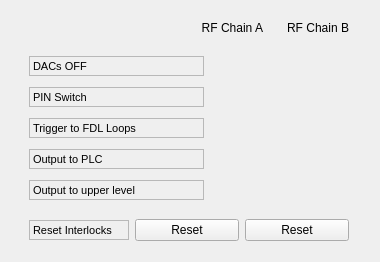
The window that src/llrfgui/widgets/itckoutdiag/ui/ItckOutDiag.ui (amilan/app-maxiv-llrfexpert) describes before a commit, drawn with Qt 5.
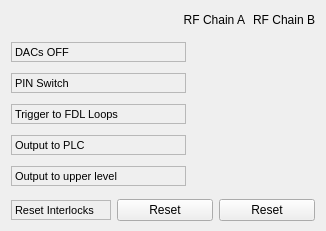
The same window after the commit. Custom widgets are drawn as their Qt base class.

Commit message:
Scrollable area added.
An scroll area has been added to each widget.

```diff
--- a/src/llrfgui/widgets/itckoutdiag/ui/ItckOutDiag.ui
+++ b/src/llrfgui/widgets/itckoutdiag/ui/ItckOutDiag.ui
@@ -6,14 +6,38 @@
    <rect>
     <x>0</x>
     <y>0</y>
-    <width>380</width>
-    <height>262</height>
+    <width>326</width>
+    <height>231</height>
    </rect>
   </property>
   <property name="windowTitle">
    <string>Form</string>
   </property>
   <layout class="QGridLayout" name="gridLayout">
+   <property name="margin">
+    <number>0</number>
+   </property>
+   <property name="spacing">
+    <number>0</number>
+   </property>
+   <item row="0" column="0">
+    <widget class="QScrollArea" name="scrollArea">
+     <property name="frameShape">
+      <enum>QFrame::NoFrame</enum>
+     </property>
+     <property name="widgetResizable">
+      <bool>true</bool>
+     </property>
+     <widget class="QWidget" name="scrollAreaWidgetContents">
+      <property name="geometry">
+       <rect>
+        <x>0</x>
+        <y>0</y>
+        <width>326</width>
+        <height>231</height>
+       </rect>
+      </property>
+      <layout class="QGridLayout" name="gridLayout_2">
    <item row="0" column="0">
     <widget class="QLabel" name="label_253">
      <property name="minimumSize">
@@ -465,6 +489,10 @@
       </widget>
      </item>
     </layout>
+       </item>
+      </layout>
+     </widget>
+    </widget>
    </item>
   </layout>
  </widget>
```
Lines whose indentation alone changed are shown as unchanged. The commit also changes 24 other files.
